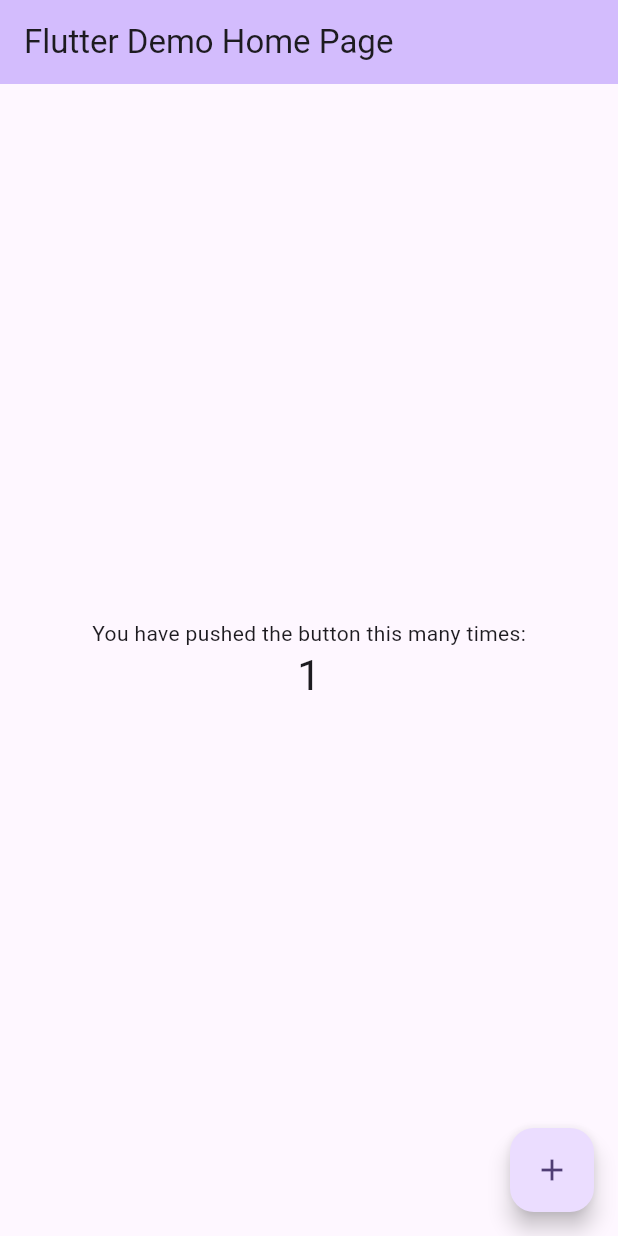
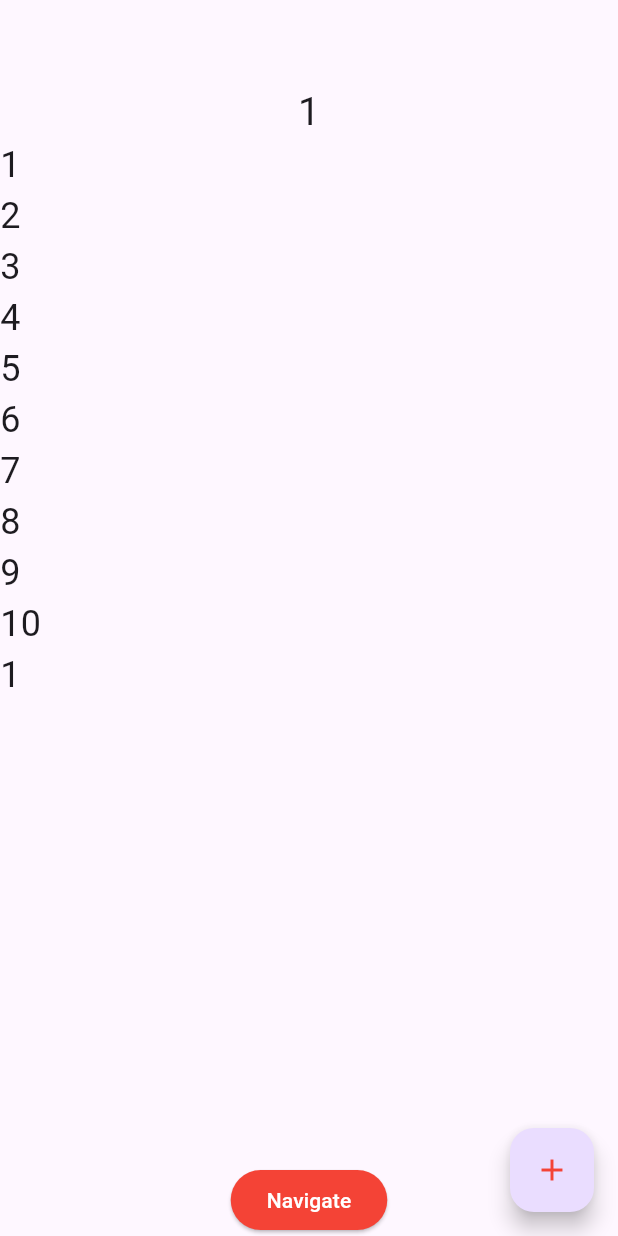
Before and after one commit to ahmadhassan44/learning_provider, a Flutter app: the screen it shows after launch, after a tap on the "add" icon, on a phone screen of 412 x 824 dp. Run offline on Flutter 3.47's test engine with Material 3 defaults, Android fonts, the phone set to English and light mode, and no system bars.

Commit message:
buggy implementation done

```diff
--- a/lib/main.dart
+++ b/lib/main.dart
@@ -1,125 +1,18 @@
 import 'package:flutter/material.dart';
+import 'package:learning_provider/widgets/home.dart';
 
-void main() {
-  runApp(const MyApp());
-}
+class MyWidget extends StatelessWidget {
+  const MyWidget({super.key});
 
-class MyApp extends StatelessWidget {
-  const MyApp({super.key});
-
-  // This widget is the root of your application.
   @override
   Widget build(BuildContext context) {
-    return MaterialApp(
-      title: 'Flutter Demo',
-      theme: ThemeData(
-        // This is the theme of your application.
-        //
-        // TRY THIS: Try running your application with "flutter run". You'll see
-        // the application has a purple toolbar. Then, without quitting the app,
-        // try changing the seedColor in the colorScheme below to Colors.green
-        // and then invoke "hot reload" (save your changes or press the "hot
-        // reload" button in a Flutter-supported IDE, or press "r" if you used
-        // the command line to start the app).
-        //
-        // Notice that the counter didn't reset back to zero; the application
-        // state is not lost during the reload. To reset the state, use hot
-        // restart instead.
-        //
-        // This works for code too, not just values: Most code changes can be
-        // tested with just a hot reload.
-        colorScheme: ColorScheme.fromSeed(seedColor: Colors.deepPurple),
-        useMaterial3: true,
-      ),
-      home: const MyHomePage(title: 'Flutter Demo Home Page'),
+    return const MaterialApp(
+      debugShowCheckedModeBanner: false,
+      home: Home(),
     );
   }
 }
 
-class MyHomePage extends StatefulWidget {
-  const MyHomePage({super.key, required this.title});
-
-  // This widget is the home page of your application. It is stateful, meaning
-  // that it has a State object (defined below) that contains fields that affect
-  // how it looks.
-
-  // This class is the configuration for the state. It holds the values (in this
-  // case the title) provided by the parent (in this case the App widget) and
-  // used by the build method of the State. Fields in a Widget subclass are
-  // always marked "final".
-
-  final String title;
-
-  @override
-  State<MyHomePage> createState() => _MyHomePageState();
+void main() {
+  runApp(const MyWidget());
 }
-
-class _MyHomePageState extends State<MyHomePage> {
-  int _counter = 0;
-
-  void _incrementCounter() {
-    setState(() {
-      // This call to setState tells the Flutter framework that something has
-      // changed in this State, which causes it to rerun the build method below
-      // so that the display can reflect the updated values. If we changed
-      // _counter without calling setState(), then the build method would not be
-      // called again, and so nothing would appear to happen.
-      _counter++;
-    });
-  }
-
-  @override
-  Widget build(BuildContext context) {
-    // This method is rerun every time setState is called, for instance as done
-    // by the _incrementCounter method above.
-    //
-    // The Flutter framework has been optimized to make rerunning build methods
-    // fast, so that you can just rebuild anything that needs updating rather
-    // than having to individually change instances of widgets.
-    return Scaffold(
-      appBar: AppBar(
-        // TRY THIS: Try changing the color here to a specific color (to
-        // Colors.amber, perhaps?) and trigger a hot reload to see the AppBar
-        // change color while the other colors stay the same.
-        backgroundColor: Theme.of(context).colorScheme.inversePrimary,
-        // Here we take the value from the MyHomePage object that was created by
-        // the App.build method, and use it to set our appbar title.
-        title: Text(widget.title),
-      ),
-      body: Center(
-        // Center is a layout widget. It takes a single child and positions it
-        // in the middle of the parent.
-        child: Column(
-          // Column is also a layout widget. It takes a list of children and
-          // arranges them vertically. By default, it sizes itself to fit its
-          // children horizontally, and tries to be as tall as its parent.
-          //
-          // Column has various properties to control how it sizes itself and
-          // how it positions its children. Here we use mainAxisAlignment to
-          // center the children vertically; the main axis here is the vertical
-          // axis because Columns are vertical (the cross axis would be
-          // horizontal).
-          //
-          // TRY THIS: Invoke "debug painting" (choose the "Toggle Debug Paint"
-          // action in the IDE, or press "p" in the console), to see the
-          // wireframe for each widget.
-          mainAxisAlignment: MainAxisAlignment.center,
-          children: <Widget>[
-            const Text(
-              'You have pushed the button this many times:',
-            ),
-            Text(
-              '$_counter',
-              style: Theme.of(context).textTheme.headlineMedium,
-            ),
-          ],
-        ),
-      ),
-      floatingActionButton: FloatingActionButton(
-        onPressed: _incrementCounter,
-        tooltip: 'Increment',
-        child: const Icon(Icons.add),
-      ), // This trailing comma makes auto-formatting nicer for build methods.
-    );
-  }
-}
--- /dev/null
+++ b/lib/widgets/home.dart
@@ -0,0 +1,66 @@
+import 'package:flutter/material.dart';
+import 'package:learning_provider/widgets/second.dart';
+
+class Home extends StatefulWidget {
+  const Home({super.key});
+
+  @override
+  State<Home> createState() => _HomeState();
+}
+
+class _HomeState extends State<Home> {
+  List<int> numbers = [1, 2, 3, 4, 5, 6, 7, 8, 9, 10];
+  int label = 0;
+  @override
+  Widget build(BuildContext context) {
+    return Scaffold(
+      floatingActionButton: FloatingActionButton(
+        onPressed: () {
+          setState(() {
+            numbers.add(++label);
+            label = numbers.last;
+          });
+        },
+        child: const Icon(
+          Icons.add,
+          color: Colors.red,
+        ),
+      ),
+      appBar: AppBar(
+        foregroundColor: Colors.red,
+      ),
+      body: Center(
+        child: Column(
+          children: [
+            Text(
+              label.toString(),
+              style: const TextStyle(
+                fontSize: 26,
+              ),
+            ),
+            Expanded(
+              child: ListView.builder(
+                itemCount: numbers.length,
+                itemBuilder: (context, index) => Text(
+                  numbers[index].toString(),
+                  style: const TextStyle(fontSize: 24),
+                ),
+              ),
+            ),
+            ElevatedButton(
+              onPressed: () {
+                Navigator.of(context).push(
+                    MaterialPageRoute(builder: (context) => Second(numbers)));
+              },
+              style: ButtonStyle(
+                backgroundColor: MaterialStateProperty.all(Colors.red),
+                foregroundColor: MaterialStateProperty.all(Colors.white),
+              ),
+              child: const Text("Navigate"),
+            )
+          ],
+        ),
+      ),
+    );
+  }
+}
```
Also changed, not shown: lib/widgets/second.dart (added, +49 -0 lines).
